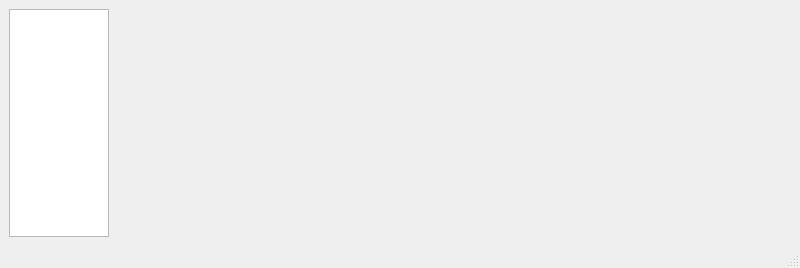
nclettiere/Quester, file src/internal/private/questviewer.ui: the form before one commit.
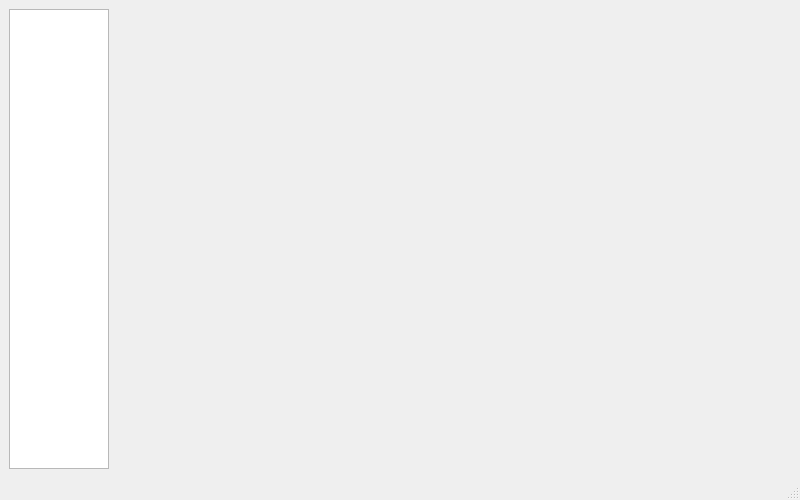
The form after the commit.

The edit to the form file:
```diff
--- a/src/internal/private/questviewer.ui
+++ b/src/internal/private/questviewer.ui
@@ -7,7 +7,7 @@
     <x>0</x>
     <y>0</y>
     <width>800</width>
-    <height>268</height>
+    <height>500</height>
    </rect>
   </property>
   <property name="windowTitle">
```
Left out of the diff: 2 changed lines with no effect on the pictures.
